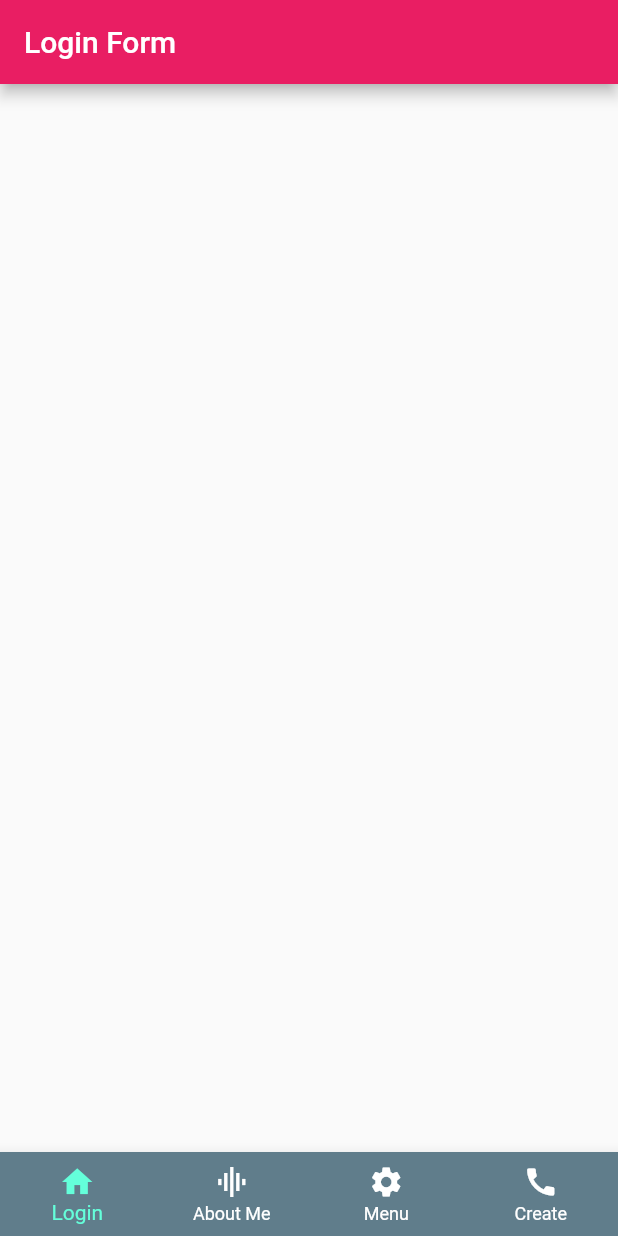
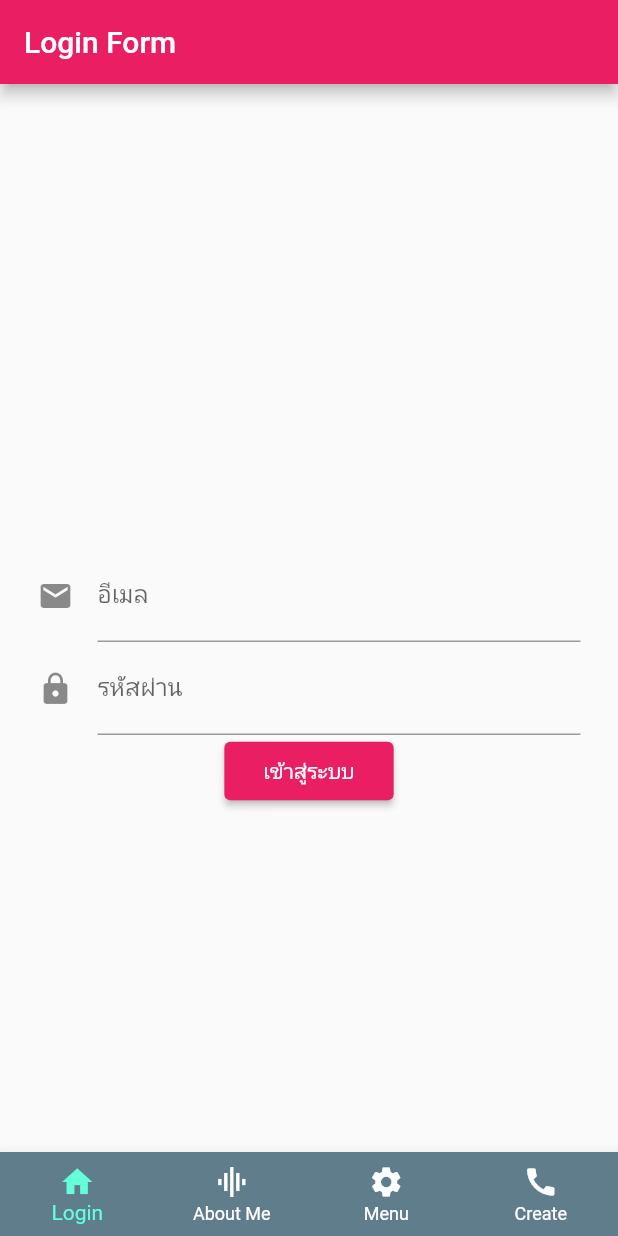
Before and after one commit to birdpakornpong/demo-flutter, a Flutter app: the screen it shows after launch, on a phone screen of 412 x 824 dp. Run offline on Flutter 3.47's test engine with Material 2 defaults, Android fonts, the phone set to English and light mode, and no system bars.

Commit message:
form login not success

```diff
--- a/lib/screen/login.dart
+++ b/lib/screen/login.dart
@@ -10,11 +10,87 @@ class LoginScreen extends StatelessWidget {
           child: Column(
               mainAxisAlignment: MainAxisAlignment.center,
               crossAxisAlignment: CrossAxisAlignment.center,
-              children: const [
-                SizedBox(
+              children: [
+                const SizedBox(
                   height: 100,
-                )
+                ),
+                LoginForm(),
               ]),
         ));
   }
 }
+
+class LoginForm extends StatefulWidget {
+  _LoginScreenState createState() => _LoginScreenState();
+}
+
+class _LoginScreenState extends State<LoginForm> {
+  final formKey = GlobalKey<FormState>();
+  String email = '';
+  String password = '';
+
+  @override
+  Widget build(context) {
+    return Container(
+      margin: const EdgeInsets.all(5.0),
+      child: Form(
+        key: formKey,
+        child: Column(children: <Widget>[
+          emailFormField(),
+          passwordFormField(),
+          Container(
+            margin: const EdgeInsets.only(bottom: 20),
+            child: submitButton(),
+          )
+        ]),
+      ),
+    );
+  }
+
+  Widget emailFormField() {
+    return TextFormField(
+      keyboardType: TextInputType.emailAddress,
+      decoration: const InputDecoration(
+          labelText: 'อีเมล', hintText: 'กรอกอีเมล', icon: Icon(Icons.email)),
+      validator: (value) {
+        return null;
+      },
+      onSaved: (String? value) {
+        email = value ??= "";
+      },
+    );
+  }
+
+  Widget passwordFormField() {
+    return TextFormField(
+      obscureText: true,
+      decoration: const InputDecoration(
+          labelText: 'รหัสผ่าน',
+          hintText: 'กรอกรหัสผ่าน',
+          icon: Icon(Icons.lock)),
+      validator: (String? value) {
+        value = value ??= "";
+        if (value.length > 8) {
+          return 'รหัสผ่านต้องมากกว่า 8';
+        }
+        return null;
+      },
+      onSaved: (String? value) {
+        password = value ??= "";
+      },
+    );
+  }
+
+  ElevatedButton submitButton() {
+    return ElevatedButton(
+        child: const Padding(
+          padding: EdgeInsets.all(10.0),
+          child: Text(
+            'เข้าสู่ระบบ',
+          ),
+        ),
+        onPressed: () {
+          print('อีเมล: $email รหัสผ่าน: $password');
+        });
+  }
+}
```
